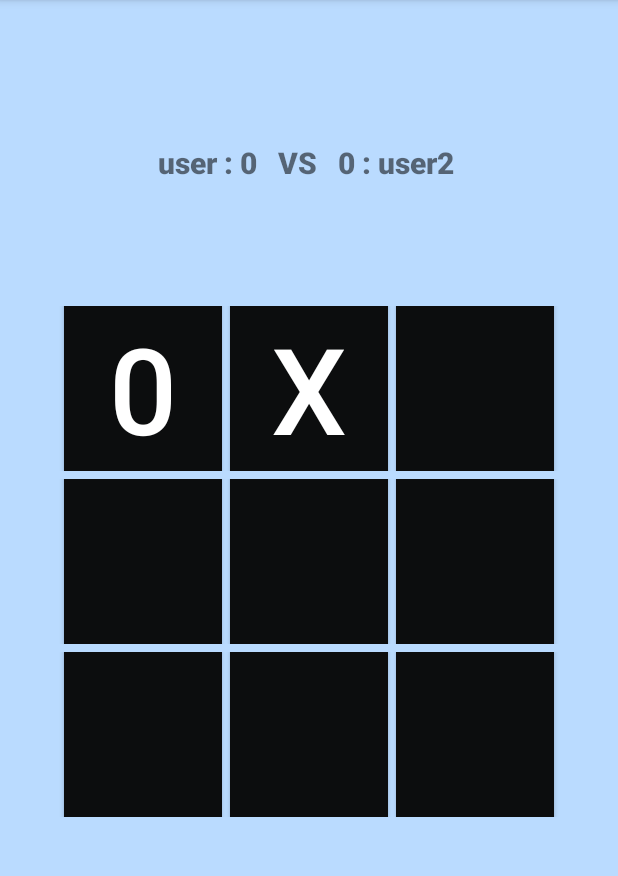
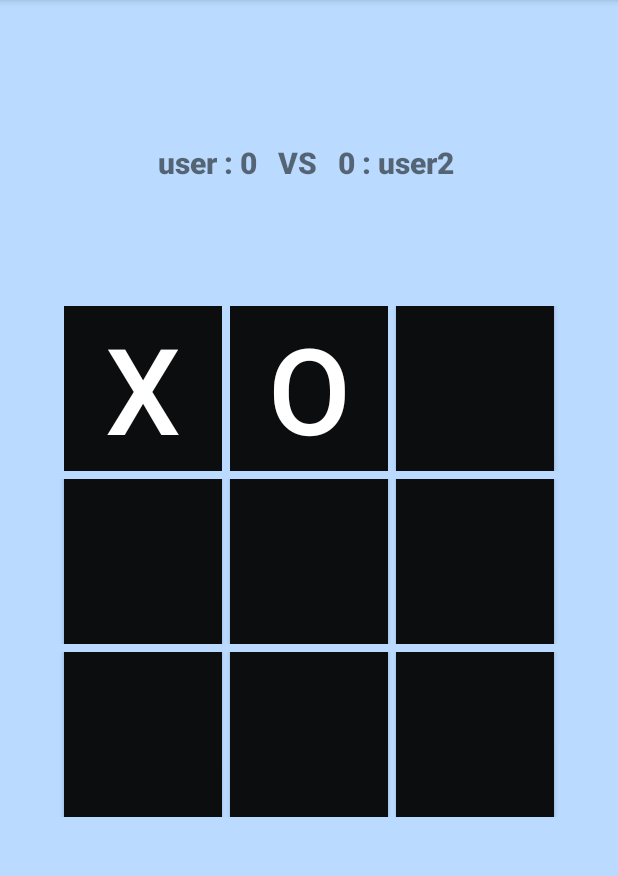
Before and after one commit to omarcus212/Kotln-JogoDaVelha, an Android app: the jogadorVSjogador screen opened directly, with no data from a screen before it, after a tap on an icon or button, on a phone screen of 412 x 824 dp, the part 84-960 px from its top. Run offline under Robolectric (Android 15) with nearby library versions, the phone set to English and light mode, and no system bars; 2 other taps on this screen came first.

Commit message:
first commit

```diff
--- a/app/src/main/java/com/senai/jogovelha/jogadorVSjogador.kt
+++ b/app/src/main/java/com/senai/jogovelha/jogadorVSjogador.kt
@@ -29,13 +29,17 @@ class jogadorVSjogador : AppCompatActivity() {
         val btn9 = findViewById<Button>(R.id.btn9)
 
 
-            val btnList = arrayListOf<Button>(btn1, btn2, btn3, btn4, btn5, btn6, btn7, btn8, btn9)
+        val btnList = arrayListOf<Button>(btn1, btn2, btn3, btn4, btn5, btn6, btn7, btn8, btn9)
 
 
+        btnList.forEach {
+            it.setOnClickListener { tdo(it as Button) }
+        }
 
-        for (x in 0..btnList.size-1 ){
-            btnList[x].setOnClickListener { tdo(it as Button) }
-        }
+
+//        for (x in 0..btnList.size-1 ){
+//            btnList[x].setOnClickListener { tdo(it as Button) }
+//        }
 
     }
 
@@ -43,36 +47,17 @@ class jogadorVSjogador : AppCompatActivity() {
     private fun tdo(btn: Button) {
         val result = findViewById<TextView>(R.id.result)
 
-        while (contador <=9) {
-           if(jogador % 2 != 0) {
-
-                btn.setText("x")
-                btn.textSize = 80f
-
-                 jogador++;
-                println(jogador);
-               btn.isClickable = true
-                break
-
-            }
-            if(jogador %2 != 1){
-
-                btn.setText("0")
-                btn.textSize = 80f
-
-                  jogador++;
-                println(jogador)
-                btn.isClickable = true
-                break
-            }
-
-            btn.isClickable = false
-
-            contador++;
-
+        if (jogador == 1) {
+            btn.setText("x")
+            btn.textSize = 80f
+            btn.setEnabled(false)
+            jogador = 2
+        }else if(jogador == 2){
+            btn.setText("o")
+            btn.textSize = 80f
+            btn.setEnabled(false)
+            jogador = 1
         }
-
-    }
 
 
 
@@ -80,6 +65,4 @@ class jogadorVSjogador : AppCompatActivity() {
 
 
 
-//btnList[x].text = "x"
-//       btnList[x].textSize = 80f
-//        btnList[x].isClickable = false
+    }
--- a/app/src/main/res/layout/activity_jogador_vsjogador.xml
+++ b/app/src/main/res/layout/activity_jogador_vsjogador.xml
@@ -33,26 +33,17 @@
         <Button
 
             android:id="@+id/btn1"
-            android:layout_width="105dp"
-            android:layout_height="130dp"
             android:layout_marginRight="5dp"
-            android:backgroundTint="#0C0D0E"
-
-            />
+            style="@style/button" />
 
         <Button
             android:id="@+id/btn2"
-            android:layout_width="105dp"
-            android:layout_height="130dp"
             android:layout_marginRight="5dp"
-            android:backgroundTint="#0C0D0E" />
+            style="@style/button" />
 
         <Button
             android:id="@+id/btn3"
-            android:layout_width="105dp"
-            android:layout_height="130dp"
-            android:backgroundTint="#0C0D0E"
-            />
+            style="@style/button" />
 
     </LinearLayout>
 
@@ -73,23 +64,17 @@
         <Button
 
             android:id="@+id/btn4"
-            android:layout_width="105dp"
-            android:layout_height="130dp"
             android:layout_marginRight="5dp"
-            android:backgroundTint="#0C0D0E" />
+            style="@style/button" />
 
         <Button
             android:id="@+id/btn5"
-            android:layout_width="105dp"
-            android:layout_height="130dp"
             android:layout_marginRight="5dp"
-            android:backgroundTint="#0C0D0E" />
+            style="@style/button" />
 
         <Button
             android:id="@+id/btn6"
-            android:layout_width="105dp"
-            android:layout_height="130dp"
-            android:backgroundTint="#0C0D0E" />
+            style="@style/button" />
     </LinearLayout>
 
 
@@ -108,23 +93,17 @@
         <Button
 
             android:id="@+id/btn7"
-            android:layout_width="105dp"
-            android:layout_height="130dp"
             android:layout_marginRight="5dp"
-            android:backgroundTint="#0C0D0E" />
+            style="@style/button" />
 
         <Button
             android:id="@+id/btn8"
-            android:layout_width="105dp"
-            android:layout_height="130dp"
             android:layout_marginRight="5dp"
-            android:backgroundTint="#0C0D0E" />
+            style="@style/button" />
 
         <Button
             android:id="@+id/btn9"
-            android:layout_width="105dp"
-            android:layout_height="130dp"
-            android:backgroundTint="#0C0D0E" />
+            style="@style/button" />
 
     </LinearLayout>
 
--- /dev/null
+++ b/app/src/main/res/values/styles.xml
@@ -0,0 +1,10 @@
+<?xml version="1.0" encoding="utf-8"?>
+<resources>
+
+    <style name="button">
+        <item name="android:layout_width">105dp</item>
+        <item name="android:layout_height">130dp</item>
+        <item name="android:backgroundTint">#0C0D0E</item>
+        <item name="android:textColor">#FFFFFF</item>
+    </style>
+</resources>
```
